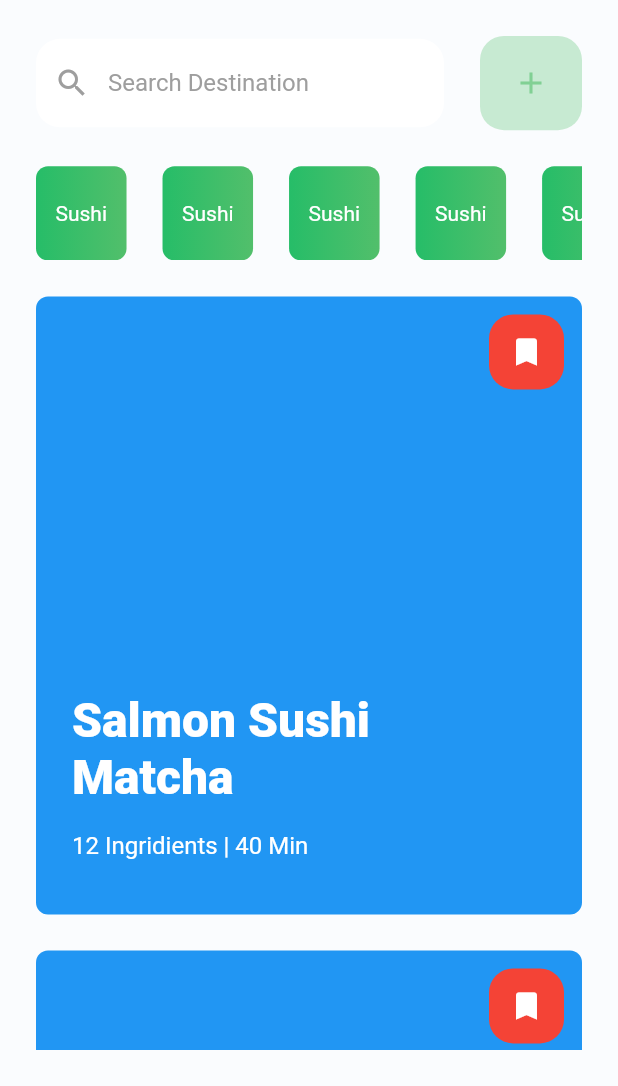
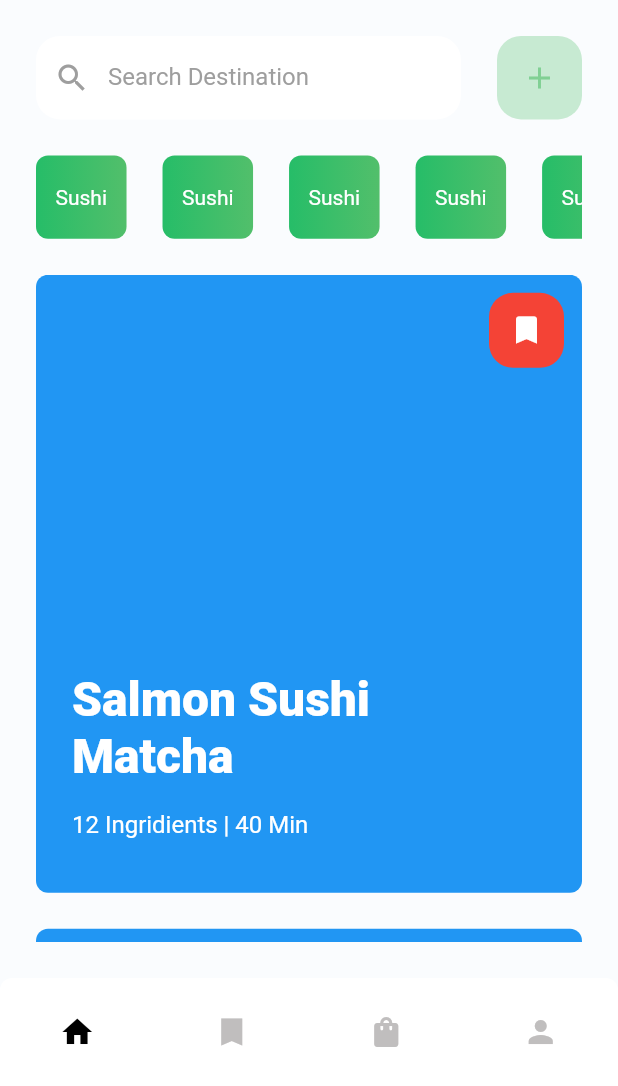
Before and after one commit to caliskanzafer/recipe_app, a Flutter app: the screen it shows after launch, on a phone screen of 412 x 824 dp, the part 150-1236 px from its top. Run offline on Flutter 3.47's test engine with Material 2 defaults, Android fonts, the phone set to English and light mode, and no system bars.

Commit message:
Bottom Navigation Bar eklendi

```diff
--- a/lib/constants.dart
+++ b/lib/constants.dart
@@ -2,7 +2,8 @@ import 'package:flutter/material.dart';
 
 const primaryColor = Color(0xFF52bf6b);
 const secondryColor = Color(0xFF26bd68);
-const fontColor = Color(0xFF000000);
+const disableFontColor = Color(0xFFC0BEBE);
+const enableFontColor = Color(0xFF000000);
 const bgColor = Color(0xFFFAFCFE);
 
 const defaultPadding = 24.0;
--- /dev/null
+++ b/lib/core/enum/enums.dart
@@ -0,0 +1,6 @@
+enum BottomNavigationBarEnum {
+  HOME,
+  BOOKMARK,
+  CART,
+  PROFILE,
+}
--- /dev/null
+++ b/lib/core/state/bottom_navigation_bar_state.dart
@@ -0,0 +1,11 @@
+import 'package:flutter/cupertino.dart';
+
+class BottomNavigationBarState with ChangeNotifier {
+  int _currentIndex = 0;
+  get currentIndex => _currentIndex;
+
+  void changeIndex(int index) {
+    _currentIndex = index;
+    notifyListeners();
+  }
+}
--- a/lib/main.dart
+++ b/lib/main.dart
@@ -1,17 +1,23 @@
 import 'package:flutter/material.dart';
-import 'package:recipe_app/constants.dart';
-import 'package:recipe_app/view/home/home_view.dart';
+import 'package:flutter/services.dart';
+import 'package:provider/provider.dart';
+import 'package:recipe_app/core/state/bottom_navigation_bar_state.dart';
+import 'package:recipe_app/view/body/body_view.dart';
 
 void main() => runApp(MyApp());
 
 class MyApp extends StatelessWidget {
   @override
   Widget build(BuildContext context) {
-    return MaterialApp(
-      title: 'Recipe App',
-      home: Scaffold(
-        backgroundColor: bgColor,
-        body: HomeView(),
+    SystemChrome.setEnabledSystemUIOverlays([]);
+    return MultiProvider(
+      providers: [
+        ChangeNotifierProvider(create: (context) => BottomNavigationBarState()),
+      ],
+      child: MaterialApp(
+        debugShowCheckedModeBanner: false,
+        title: 'Recipe App',
+        home: BodyView(),
       ),
     );
   }
--- /dev/null
+++ b/lib/view/body/body_view.dart
@@ -0,0 +1,35 @@
+import 'package:flutter/material.dart';
+import 'package:provider/provider.dart';
+import 'package:recipe_app/core/state/bottom_navigation_bar_state.dart';
+import 'package:recipe_app/view/bookmark/bookmark_view.dart';
+import 'package:recipe_app/view/cart/cart_view.dart';
+import 'package:recipe_app/view/profile/profile_view.dart';
+
+import '../../constants.dart';
+import 'components/custom_bottom_navigation_bar.dart';
+import '../home/home_view.dart';
+
+class BodyView extends StatefulWidget {
+  const BodyView({Key? key}) : super(key: key);
+
+  @override
+  _BodyViewState createState() => _BodyViewState();
+}
+
+class _BodyViewState extends State<BodyView> {
+  List<Widget> _pages = [
+    HomeView(),
+    BookmarkView(),
+    CartView(),
+    ProfileView(),
+  ];
+  @override
+  Widget build(BuildContext context) {
+    return Scaffold(
+      resizeToAvoidBottomInset: false,
+      backgroundColor: bgColor,
+      body: _pages[Provider.of<BottomNavigationBarState>(context).currentIndex],
+      bottomNavigationBar: CustomBottomNavigationBar(),
+    );
+  }
+}
--- /dev/null
+++ b/lib/view/body/components/custom_bottom_navigation_bar.dart
@@ -0,0 +1,80 @@
+import 'package:flutter/material.dart';
+import 'package:provider/provider.dart';
+import 'package:recipe_app/constants.dart';
+import 'package:recipe_app/core/enum/enums.dart';
+import 'package:recipe_app/core/state/bottom_navigation_bar_state.dart';
+
+class CustomBottomNavigationBar extends StatelessWidget {
+  const CustomBottomNavigationBar({
+    Key? key,
+  }) : super(key: key);
+
+  @override
+  Widget build(BuildContext context) {
+    return Consumer<BottomNavigationBarState>(
+        builder: (context, state, widget) {
+      return Container(
+        height: defaultPadding * 3,
+        decoration: BoxDecoration(
+          border: Border.symmetric(
+            vertical: BorderSide.none,
+          ),
+          borderRadius: BorderRadius.vertical(top: Radius.circular(8)),
+          color: Colors.white,
+        ),
+        child: Row(
+          mainAxisAlignment: MainAxisAlignment.spaceAround,
+          children: [
+            IconButton(
+              onPressed: () {
+                state.changeIndex(BottomNavigationBarEnum.HOME.index);
+              },
+              icon: Icon(
+                Icons.home,
+                color: changeColor(
+                    BottomNavigationBarEnum.HOME.index, state.currentIndex),
+              ),
+            ),
+            IconButton(
+              onPressed: () {
+                state.changeIndex(BottomNavigationBarEnum.BOOKMARK.index);
+              },
+              icon: Icon(
+                Icons.bookmark_sharp,
+                color: changeColor(
+                    BottomNavigationBarEnum.BOOKMARK.index, state.currentIndex),
+              ),
+            ),
+            IconButton(
+              onPressed: () {
+                state.changeIndex(BottomNavigationBarEnum.CART.index);
+              },
+              icon: Icon(
+                Icons.shopping_bag,
+                color: changeColor(
+                    BottomNavigationBarEnum.CART.index, state.currentIndex),
+              ),
+            ),
+            IconButton(
+              onPressed: () {
+                state.changeIndex(BottomNavigationBarEnum.PROFILE.index);
+              },
+              icon: Icon(
+                Icons.person,
+                color: changeColor(
+                    BottomNavigationBarEnum.PROFILE.index, state.currentIndex),
+              ),
+            ),
+          ],
+        ),
+      );
+    });
+  }
+
+  Color changeColor(int index, int currentIndex) {
+    if (currentIndex == index) {
+      return enableFontColor;
+    } else
+      return disableFontColor;
+  }
+}
--- a/lib/view/home/components/search_bar.dart
+++ b/lib/view/home/components/search_bar.dart
@@ -11,7 +11,7 @@ class SearchBar extends StatelessWidget {
     return Row(
       children: [
         Expanded(
-          flex: 4,
+          flex: 5,
           child: TextField(
             decoration: InputDecoration(
               prefixIcon: Icon(
--- a/lib/view/home/home_view.dart
+++ b/lib/view/home/home_view.dart
@@ -38,11 +38,11 @@ class HomeView extends StatelessWidget {
                   Flexible(
                     flex: 8,
                     child: Product(size: _size),
-                  )
+                  ),
                 ],
               ),
             ),
-          )
+          ),
         ],
       ),
     );
--- a/pubspec.yaml
+++ b/pubspec.yaml
@@ -28,6 +28,7 @@ dependencies:
   # The following adds the Cupertino Icons font to your application.
   # Use with the CupertinoIcons class for iOS style icons.
   cupertino_icons: ^1.0.2
+  provider: ^5.0.0
 
 dev_dependencies:
   flutter_test:
```
Also changed, not shown: lib/view/bookmark/bookmark_view.dart (added, +12 -0 lines), lib/view/cart/cart_view.dart (added, +12 -0 lines), lib/view/home/components/menu_bar.dart (+10 -0 lines), lib/view/profile/profile_view.dart (added, +12 -0 lines), pubspec.lock.
